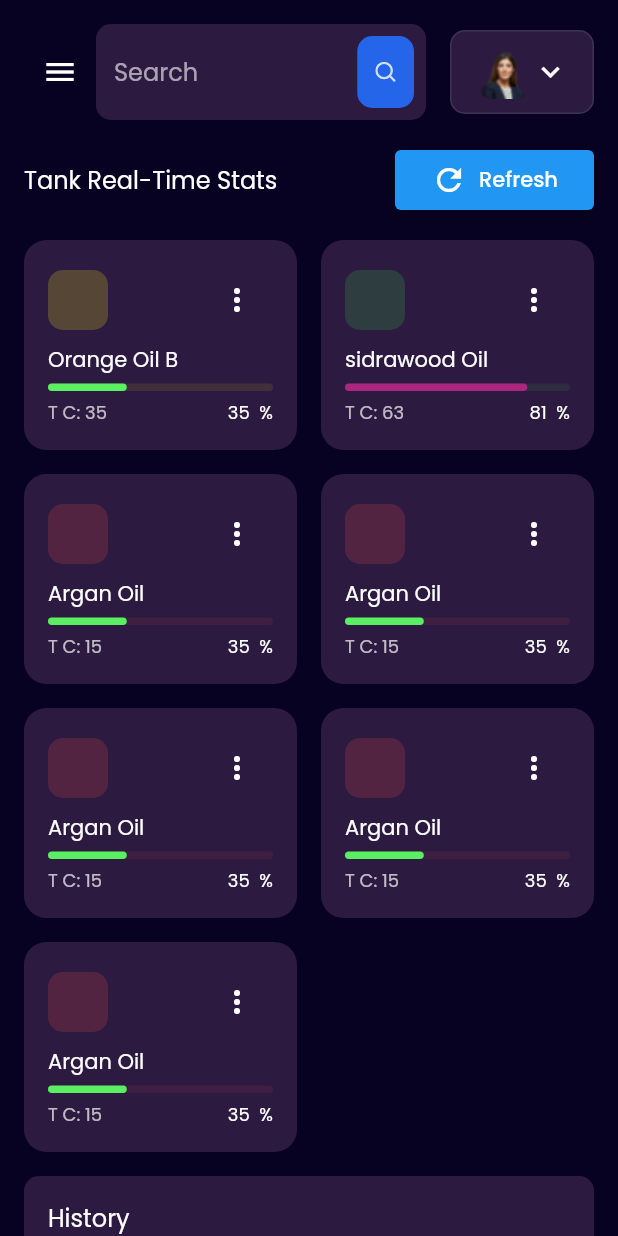
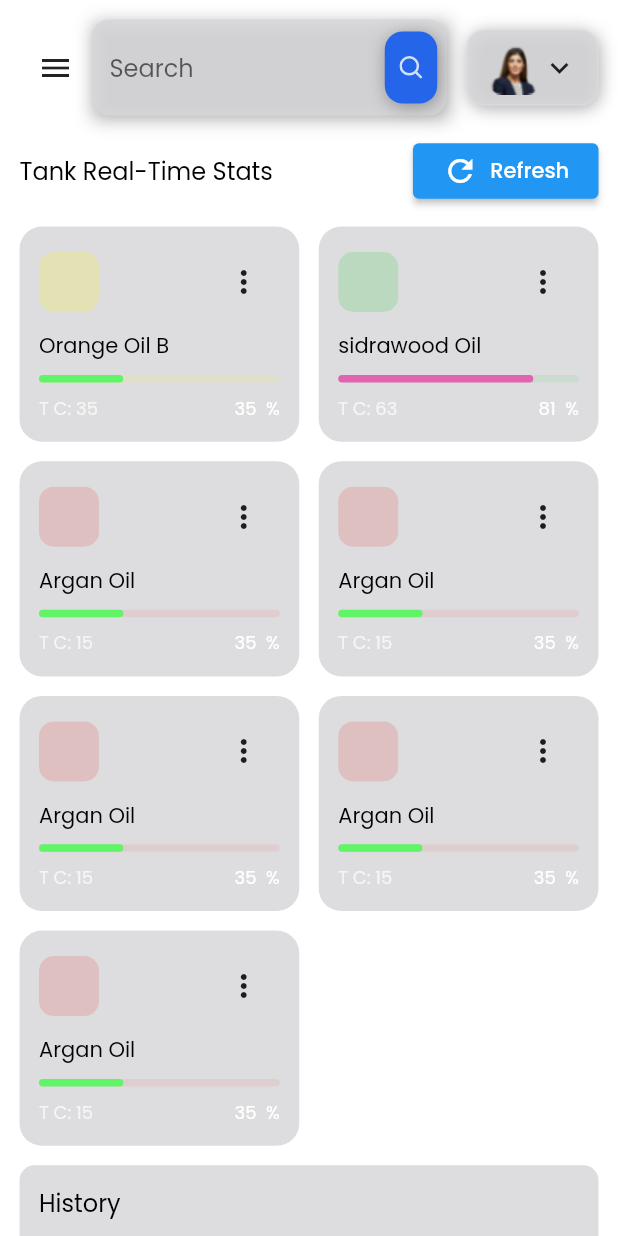
Before and after one commit to EslamYasser-Dev/IoTProject, a Flutter app: the screen it shows after launch, after a tap on the "menu" icon, after a tap on "Refresh", on a phone screen of 412 x 824 dp. Run offline on Flutter 3.47's test engine with Material 2 defaults, Android fonts, the phone set to English and light mode, and no system bars; our stand-ins replace bloc, dio, fl_chart, flutter_svg, google_fonts, sensors_plus; missing offline and left inert: environment_sensors, mqtt_client.

Commit message:
add shadows users, edit sensor reading parameters

```diff
--- a/lib/constants.dart
+++ b/lib/constants.dart
@@ -1,7 +1,18 @@
 import 'package:flutter/material.dart';
 
+
+
+// Colors Constants
 const primaryColor = Color(0xFF2465EA);
-const secondaryColor = Color.fromARGB(247, 45, 27, 65);
-const bgColor = Color.fromARGB(255, 8, 2, 34);
-const defaultPadding = 16.0;
+const secondaryColor = Color.fromARGB(218, 215, 215, 218);
+const bgColor = Color.fromARGB(255, 255, 255, 255);
+const fontColor = Color.fromARGB(255, 0, 0, 0);
+const SideMenuIconsColor = Color.fromARGB(232, 177, 176, 176);
+
+//Design Constans
+const defaultPadding = 13.0;
+const defualtShadow = [BoxShadow(blurRadius: 9,offset: Offset(1,2),blurStyle: BlurStyle.normal,color: Color.fromARGB(82, 0, 0, 0))];
+
+// connection constants
 const baseURL = "https://beta.masterofthings.com/tank_readings_api?DriverManagerId=1&DriverManagerPassword=123";
+const mqttBrokerMot = " ";
--- a/lib/main.dart
+++ b/lib/main.dart
@@ -25,10 +25,10 @@ class MyApp extends StatelessWidget {
     return MaterialApp(
       debugShowCheckedModeBanner: false,
       title: 'Industrial Tanks Summary',
-      theme: ThemeData.dark().copyWith(
+      theme: ThemeData.light().copyWith(
         scaffoldBackgroundColor: bgColor,
         textTheme: GoogleFonts.poppinsTextTheme(Theme.of(context).textTheme)
-            .apply(bodyColor: Colors.white),
+            .apply(bodyColor: Color.fromARGB(255, 0, 0, 0)),
         canvasColor: secondaryColor,
       ),
       home: MultiProvider(
--- a/lib/models/TanksData_Model.dart
+++ b/lib/models/TanksData_Model.dart
@@ -1,21 +1,24 @@
 // ignore: file_names
 class Tank {
-  late int id, tankId;
-  late String tankLabel,
+  late String id, UserID,tankLabel,
         tankCapacity,
         tankPercentage,
         tankTemperature,
         tankHumdity,
-        timeOfReading;
+        tankPressure,
+        content,
+        timeStamp;
 
   Tank.fromJson(Map<String, dynamic> json) {
     id = json["id"];
-    tankId = json["tankId"];
+    UserID = json["UserID"];
     tankLabel = json["tankLabel"];
     tankCapacity = json["tankCapacity"];
     tankPercentage = json["tankPercentage"];
     tankTemperature = json["tankTemperature"];
     tankHumdity = json["tankHumdity"];
-    timeOfReading = json["timeOfReading"];
+    tankPressure = json["tankPressure"];
+    content = json["content"];
+    timeStamp = json["timeStamp"];
   }
 }
--- /dev/null
+++ b/lib/models/users.dart
@@ -0,0 +1,5 @@
+import 'package:flutter/material.dart';
+
+class User{
+  late String userName,password,token;
+}
--- a/lib/screens/dashboard/components/chart.dart
+++ b/lib/screens/dashboard/components/chart.dart
@@ -28,14 +28,14 @@ class Chart extends StatelessWidget {
               children: [
                const SizedBox(height: defaultPadding),
                 Text(
-                  "29.1",
+                  "15",  //total Storage
                   style: Theme.of(context).textTheme.headlineMedium!.copyWith(
-                        color: Colors.white,
+                        color: Color.fromARGB(255, 255, 255, 255),
                         fontWeight: FontWeight.w600,
                         height: 0.5,
                       ),
                 ),
-                const Text("Litre")
+                Text("Litre")
               ],
             ),
           ),
--- a/lib/screens/dashboard/components/header.dart
+++ b/lib/screens/dashboard/components/header.dart
@@ -48,15 +48,16 @@ class ProfileCard extends StatelessWidget {
         vertical: defaultPadding / 2,
       ),
       decoration: BoxDecoration(
+        boxShadow: defualtShadow,
         color: secondaryColor,
-        borderRadius: const BorderRadius.all(Radius.circular(10)),
+        borderRadius: const BorderRadius.all(Radius.circular(12)),
         border: Border.all(color: Colors.white10),
       ),
       child: Row(
         children: [
           Image.asset(
             "assets/images/profile_pic.png", //API pic
-            height: 38,
+            height: 36,
           ),
           if (!Responsive.isMobile(context))
           const Padding(
@@ -78,16 +79,20 @@ class SearchField extends StatelessWidget {
 
   @override
   Widget build(BuildContext context) {
-    return TextField(
+    return Container(
+      decoration: BoxDecoration(boxShadow: defualtShadow),
+      child: TextField(
         //API search
-      decoration: InputDecoration(
+        decoration:
+        InputDecoration(
           hintText: "Search",
           fillColor: secondaryColor,
           filled: true,
           border: const OutlineInputBorder(
             borderSide: BorderSide.none,
-          borderRadius:  BorderRadius.all(Radius.circular(10)),
+            borderRadius:  BorderRadius.all(Radius.circular(12)),
           ),
+
           suffixIcon: InkWell(
             onTap: () {},
             child: Container(
@@ -95,10 +100,13 @@ class SearchField extends StatelessWidget {
               margin:const EdgeInsets.symmetric(horizontal: defaultPadding / 2),
               decoration:const BoxDecoration(
                 color: primaryColor,
-              borderRadius: BorderRadius.all(Radius.circular(10)),
+                borderRadius: BorderRadius.all(Radius.circular(12)),
+                boxShadow: defualtShadow,
               ),
               child: SvgPicture.asset("assets/icons/Search.svg"),
             ),
+          ),
+
         ),
       ),
     );
--- a/lib/screens/main/components/side_menu.dart
+++ b/lib/screens/main/components/side_menu.dart
@@ -1,5 +1,7 @@
 import 'package:flutter/material.dart';
 import 'package:flutter_svg/flutter_svg.dart';
+
+import '../../../constants.dart';
 
 class SideMenu extends StatelessWidget {
   const SideMenu({
@@ -59,12 +61,12 @@ class DrawerListTile extends StatelessWidget {
       horizontalTitleGap: 0.0,
       leading: SvgPicture.asset(
         svgSrc,
-        colorFilter: const ColorFilter.mode(Colors.white54, BlendMode.srcIn),
+        colorFilter: const ColorFilter.mode(SideMenuIconsColor, BlendMode.srcIn),
         height: 16,
       ),
       title: Text(
         title,
-        style: const TextStyle(color: Colors.white54),
+        style: const TextStyle(color: SideMenuIconsColor),
       ),
     );
   }
```
Also changed, not shown: lib/sensors/SensorMeasurements.dart (+2 -5 lines), lib/models/factory.dart (added), lib/web_services/mqtt_clientHandlier.dart (line endings or trailing spaces). Lines whose indentation alone changed are shown as unchanged.
